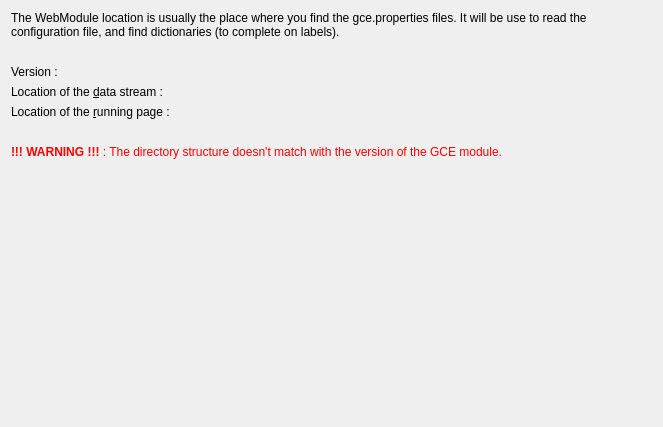
First picture: the form in plugins/generix/projectproperty/wizard/newgenerixinformationpage.ui, repository phoenix741/xinx, before the edit.
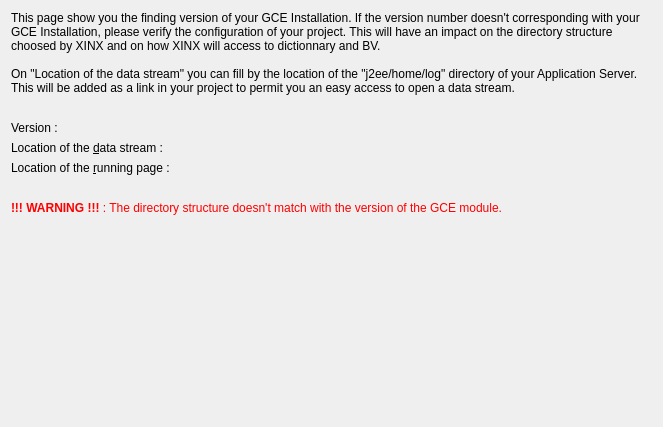
Second picture: the form after the edit. Custom widgets are drawn as their Qt base class.

Commit message: [EVO] Remove the data stream location from the standard dialog, and change the signification (now it's a link) on new project.

```diff
--- a/plugins/generix/projectproperty/wizard/newgenerixinformationpage.ui
+++ b/plugins/generix/projectproperty/wizard/newgenerixinformationpage.ui
@@ -26,7 +26,9 @@
    <item>
     <widget class="QLabel" name="label_3">
      <property name="text">
-      <string>The WebModule location is usually the place where you find the gce.properties files. It will be use to read the configuration file, and find dictionaries (to complete on labels). </string>
+      <string>This page show you the finding version of your GCE Installation. If the version number doesn't corresponding with your GCE Installation, please verify the configuration of your project. This will have an impact on the directory structure choosed by XINX and on how XINX will access to dictionnary and BV.
+
+On &quot;Location of the data stream&quot; you can fill by the location of the &quot;j2ee/home/log&quot; directory of your Application Server. This will be added as a link in your project to permit you an easy access to open a data stream.</string>
      </property>
      <property name="wordWrap">
       <bool>true</bool>
```
The commit also changes 4 other files.
